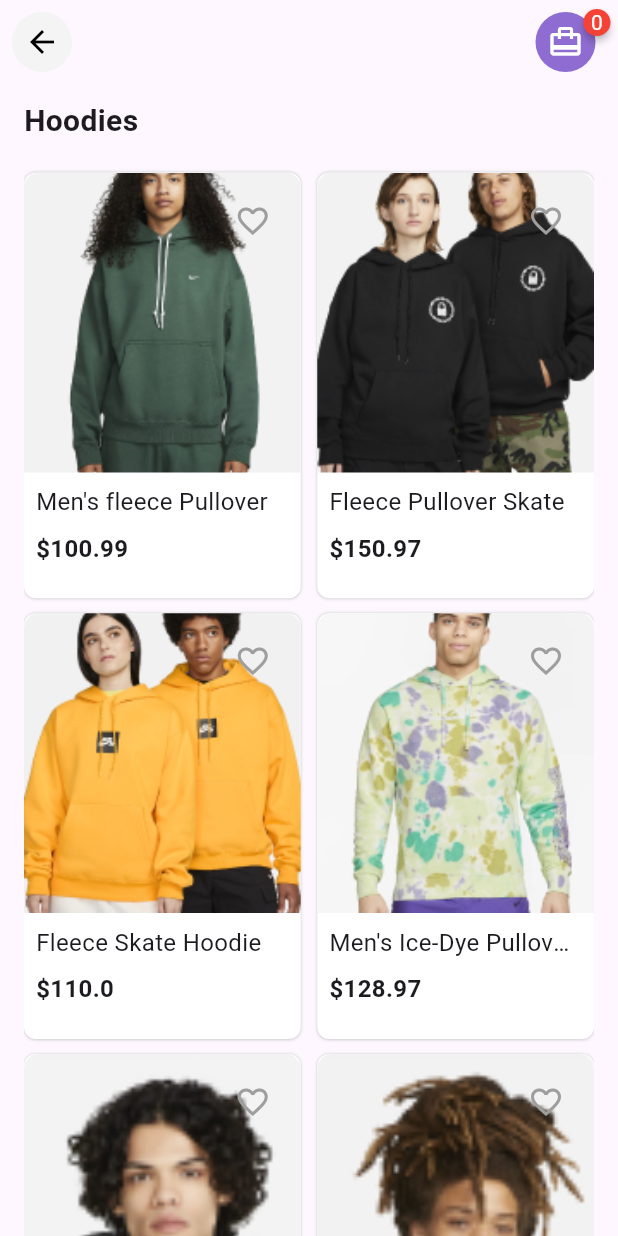
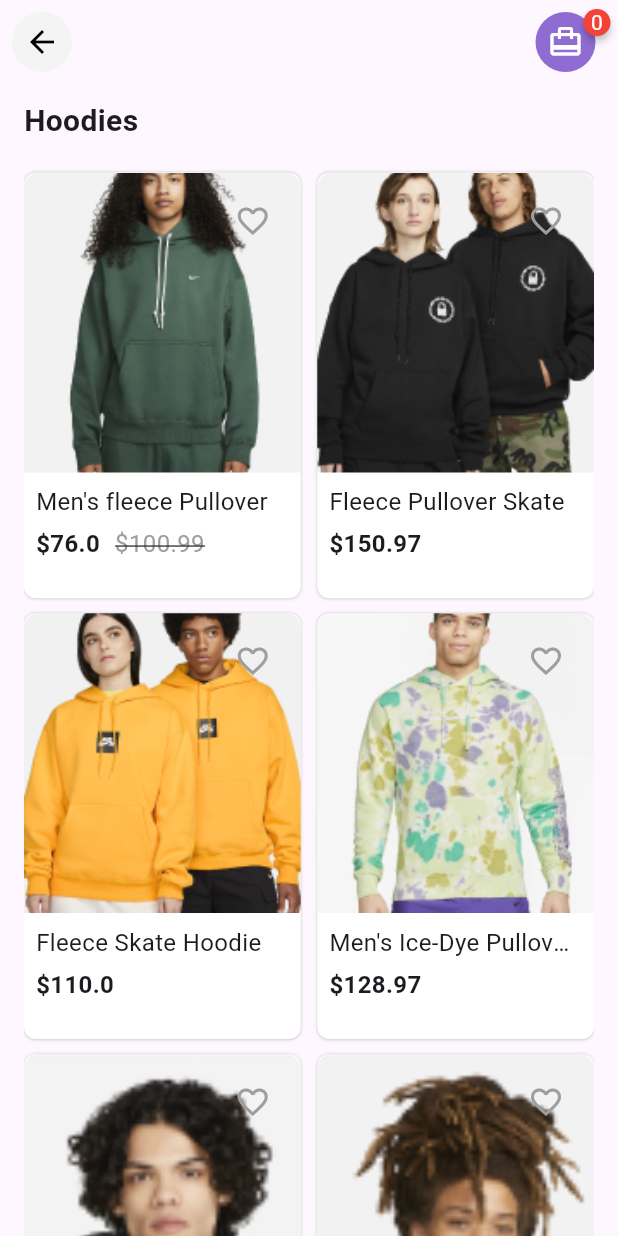
Before and after one commit to elmir01/ecommerce_app, a Flutter app: the CategoriesToProductScreen screen opened directly, on a phone screen of 412 x 824 dp. Run offline on Flutter 3.47's test engine with Material 3 defaults, Android fonts, the phone set to English and light mode, and no system bars; drawn by our look-alikes of badges; our stand-ins replace carousel_slider, flutter_riverpod, flutter_screenutil, get_it, image_cropper, image_picker and 4 more; missing offline and left inert: dart:ffi; accounts and stored records are empty.

```diff
--- a/lib/data/data_service.dart
+++ b/lib/data/data_service.dart
@@ -53,7 +53,7 @@ class DataService {
       images: ['assets/slides.png'],
       categoryId: 1,
       isDiscount: true,
-      disCountPrice: 100.97,
+      disCountPrice:40.00,
     ),
     Product(
       listId: 1,
@@ -197,6 +197,26 @@ class DataService {
       isDiscount: false,
       disCountPrice: 0,
     ),
+    Product(
+      listId: 2,
+      id: 7,
+      name: 'Men\'s Ice-Dye Pullover Hoodie',
+      description: 'Comfortable cotton t-shirt',
+      price: 97.0,
+      sizes: ['S', 'M', 'L', 'XL', '2XL'],
+      colors: {
+        'Orange': '0xFFFFA500',
+        'Black': '0xFF000000',
+        'Red': '0xFFFF0000',
+        'Yellow': '0xFFFFFF00',
+        'Blue': '0xFF0000FF'
+      },
+      quantity: 200,
+      images: ['assets/png7.png'],
+      categoryId: 1,
+      isDiscount: true,
+      disCountPrice: 80.0,
+    ),
     // Add more products
   ];
   static final List<Product> predefinedNewInProducts = [
--- a/lib/management/flutter_management.dart
+++ b/lib/management/flutter_management.dart
@@ -1,4 +1,5 @@
 import 'package:ecommerce_app/viewmodels/address_viewmodel.dart';
+import 'package:ecommerce_app/viewmodels/filter_viewmodel.dart';
 import 'package:ecommerce_app/viewmodels/get_user_viewmodel.dart';
 import 'package:ecommerce_app/viewmodels/home_page_viewmodel.dart';
 import 'package:ecommerce_app/viewmodels/login_page_viewmodel.dart';
@@ -17,3 +18,4 @@ var getUserViewModel = ChangeNotifierProvider((ref) => GetUserViewModel());
 var homePageViewModel = ChangeNotifierProvider((ref) => HomePageViewModel());
 var addressViewModel = ChangeNotifierProvider((ref) => AddressViewModel());
 var paymentViewModel = ChangeNotifierProvider((ref) => PaymentViewModel());
+var filterViewModel = ChangeNotifierProvider((ref) => FilterViewModel());
--- a/lib/views/home/categories_to_product_screen.dart
+++ b/lib/views/home/categories_to_product_screen.dart
@@ -32,7 +32,7 @@ class _CategoriesToProductScreenState
         leading: AppBarBackButton(),
         actions: [
           Padding(
-            padding:  EdgeInsets.only(right: 15.sp),
+            padding: EdgeInsets.only(right: 15.sp),
             child: CartButton(),
           )
         ],
@@ -63,8 +63,7 @@ class _CategoriesToProductScreenState
                 crossAxisCount: 2,
                 mainAxisSpacing: 10.0.sp,
                 crossAxisSpacing: 11.0.sp,
-                childAspectRatio:
-                    0.65,
+                childAspectRatio: 0.65,
               ),
               itemBuilder: (context, index) {
                 return GestureDetector(
@@ -128,7 +127,10 @@ class _CategoriesToProductScreenState
                           ),
                           Padding(
                             padding: const EdgeInsets.all(8.0),
-                            child: Text(
+                            child: Column(
+                              crossAxisAlignment: CrossAxisAlignment.start,
+                              children: [
+                                Text(
                                   product[index].name,
                                   style: TextStyle(
                                     fontSize: 16.sp,
@@ -136,18 +138,43 @@ class _CategoriesToProductScreenState
                                   maxLines: 1,
                                   overflow: TextOverflow.ellipsis,
                                 ),
+                                SizedBox(height: 5.sp,),
+                                Row(
+                                  children: [
+                                    if (product[index].isDiscount == true)
+                                      Text(
+                                        '\$${product[index].disCountPrice}',
+                                        style: TextStyle(
+                                            fontSize: 16.sp,
+                                            fontWeight: FontWeight.bold),
                                       ),
-                          Padding(
-                            padding:
-                                const EdgeInsets.symmetric(horizontal: 8.0),
-                            child: Text(
+                                    product[index].isDiscount == true
+                                        ? SizedBox(
+                                            width: 10.sp,
+                                          )
+                                        : SizedBox(),
+                                    Text(
                                       '\$${product[index].price}',
                                       style: TextStyle(
                                         fontSize: 16.sp,
-                                fontWeight: FontWeight.bold,
+                                        color: product[index].isDiscount == true
+                                            ? Colors.grey
+                                            : null,
+                                        fontWeight:
+                                            product[index].isDiscount == false
+                                                ? FontWeight.bold
+                                                : null,
+                                        decoration:
+                                            product[index].isDiscount == true
+                                                ? TextDecoration.lineThrough
+                                                : null,
                                       ),
                                     ),
+                                  ],
                                 ),
+                              ],
+                            ),
+                          )
                         ],
                       ),
                     ),
```
Also changed, not shown: lib/viewmodels/filter_viewmodel.dart (added, +41 -0 lines), lib/views/home/filter_screen.dart (+30 -60 lines), lib/views/home/home_screen.dart (+27 -31 lines), assets/png7.png (added). Lines whose indentation alone changed are shown as unchanged.
